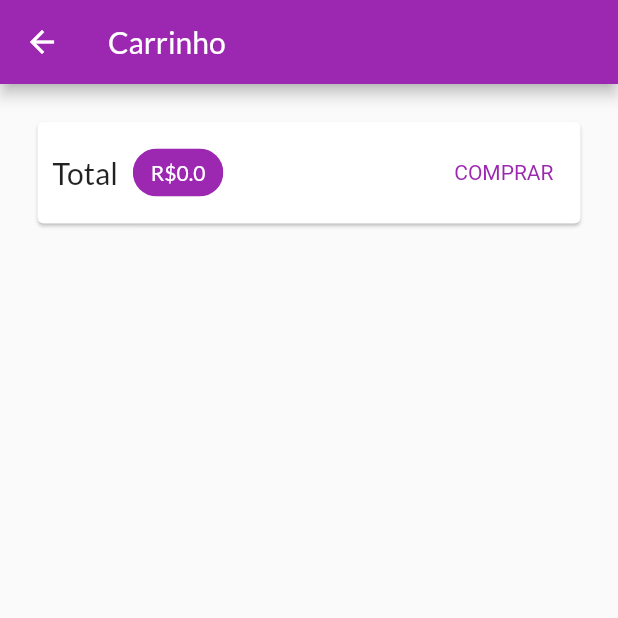
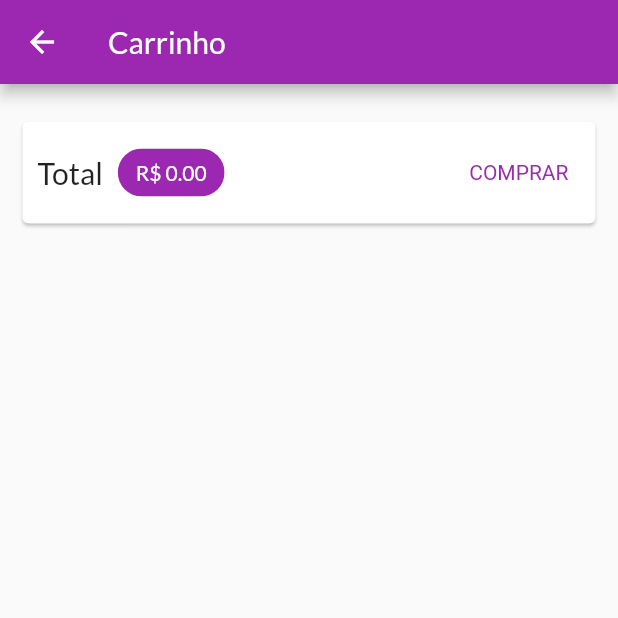
Before and after one commit to GabrielFdoVal/shop, a Flutter app: the CartPage screen opened by its route, after a tap on "COMPRAR", on a phone screen of 412 x 824 dp, the top half of it. Run offline on Flutter 3.47's test engine with Material 2 defaults, Android fonts, the phone set to English and light mode, and no system bars; network calls fail.

Commit message:
Components     - new file:   lib/components/app_drawer.dart         - New drower widget that navigates through home, products, orders pages     - modified:   lib/components/cart_item_widget.dart         - On last commit it was just created, now it is stylized, and added the opiton to delete on item from the cart     - new file:   lib/components/order_widget.dart         - Stylizes the orders on the order page, one order is created when the "COMPRAR" button is pressed on the cart page     - modified:   lib/components/product_grid.dart         - Correct some const problems     - new file:   lib/components/product_grid_item.dart         - Added a snackbar to undo a buying on the product overview page     - modified:   lib/components/product_item.dart         - On last commit it was just created, now it is stylized, have one button for editing a product and other to delete
Main
    - modified:   lib/main.dart
        - Added new routes

Models
    - modified:   lib/models/cart.dart
        - Management of the cart with the ChangeNotifier mixin, add, remove and count methods
    - new file:   lib/models/order.dart
        - Model of a order contain a list of CartItems
    - new file:   lib/models/order_list.dart
        - - Management of the cart with the ChangeNotifier mixin, add method
    - modified:   lib/models/product_list.dart

Pages
    - modified:   lib/pages/cart_page.dart
        - The "COMPRAR" button know adds the items on the order
    - new file:   lib/pages/orders_page.dart
        - Contais a listview builder that uses order_widget component
    - modified:   lib/pages/product_detail_page.dart
        - Simple page to show details of the produtcs
    - new file:   lib/pages/product_form_page.dart
        - Just created, next thing to be implemented
    - new file:   lib/pages/product_page.dart
        - Products Management, in development contains a listview builder that uses the product_item component
    - modified:   lib/pages/products_overview_page.dart
        - Added the drawer

AppRoutes
    - modified:   lib/utils/app_routes.dart
        - Added routes to the new pages

```diff
--- /dev/null
+++ b/lib/components/order_widget.dart
@@ -0,0 +1,72 @@
+import "package:flutter/material.dart";
+import 'package:intl/intl.dart';
+import 'package:shop/models/order.dart';
+
+class OrderWidget extends StatefulWidget {
+  final Order order;
+  const OrderWidget({
+    Key? key,
+    required this.order,
+  }) : super(key: key);
+
+  @override
+  State<OrderWidget> createState() => _OrderWidgetState();
+}
+
+class _OrderWidgetState extends State<OrderWidget> {
+  bool _expanded = false;
+  @override
+  Widget build(BuildContext context) {
+    return Card(
+      child: Column(
+        children: [
+          ListTile(
+            title: Text("R\$ ${widget.order.total.toStringAsFixed(2)}"),
+            subtitle: Text(
+              DateFormat("dd/MM/yyyy hh:mm").format(widget.order.date),
+            ),
+            trailing: IconButton(
+              icon: Icon(Icons.expand_more),
+              onPressed: () {
+                setState(() {
+                  _expanded = !_expanded;
+                });
+              },
+            ),
+          ),
+          if (_expanded)
+            Container(
+              padding: const EdgeInsets.symmetric(
+                horizontal: 15,
+                vertical: 4,
+              ),
+              height: (widget.order.products.length * 25) + 10,
+              child: ListView(
+                children: widget.order.products.map((product) {
+                  return Row(
+                    mainAxisAlignment: MainAxisAlignment.spaceBetween,
+                    children: [
+                      Text(
+                        product.name,
+                        style: const TextStyle(
+                          fontSize: 18,
+                          fontWeight: FontWeight.bold,
+                        ),
+                      ),
+                      Text(
+                        "${product.quantity}x R\$ ${product.price}",
+                        style: const TextStyle(
+                          fontSize: 18,
+                          color: Colors.grey,
+                        ),
+                      ),
+                    ],
+                  );
+                }).toList(),
+              ),
+            ),
+        ],
+      ),
+    );
+  }
+}
--- a/lib/components/product_grid.dart
+++ b/lib/components/product_grid.dart
@@ -1,6 +1,6 @@
 import 'package:flutter/material.dart';
 import 'package:provider/provider.dart';
-import 'package:shop/components/product_item.dart';
+import 'package:shop/components/product_grid_item.dart';
 import 'package:shop/models/product.dart';
 import 'package:shop/models/product_list.dart';
 
@@ -23,7 +23,7 @@ class ProductGrid extends StatelessWidget {
       itemCount: loadedProducts.length,
       itemBuilder: (ctx, i) => ChangeNotifierProvider.value(
         value: loadedProducts[i],
-        child: ProductItem(),
+        child: ProductGridItem(),
       ),
       gridDelegate: const SliverGridDelegateWithFixedCrossAxisCount(
         crossAxisCount: 2,
--- /dev/null
+++ b/lib/models/order.dart
@@ -0,0 +1,15 @@
+import 'package:shop/models/cart_item.dart';
+
+class Order {
+  final String id;
+  final double total;
+  final List<CartItem> products;
+  final DateTime date;
+
+  Order({
+    required this.id,
+    required this.total,
+    required this.products,
+    required this.date,
+  });
+}
--- /dev/null
+++ b/lib/models/order_list.dart
@@ -0,0 +1,27 @@
+import 'dart:math';
+
+import 'package:flutter/cupertino.dart';
+import 'package:shop/models/cart.dart';
+import 'package:shop/models/order.dart';
+
+class OrderList with ChangeNotifier {
+  List<Order> _items = [];
+  List<Order> get items => [..._items];
+
+  int get itemsCount {
+    return _items.length;
+  }
+
+  void addOrder(Cart cart) {
+    _items.insert(
+      0,
+      Order(
+        id: Random().nextDouble().toString(),
+        total: cart.totalAmount,
+        products: cart.items.values.toList(),
+        date: DateTime.now(),
+      ),
+    );
+    notifyListeners();
+  }
+}
--- a/lib/models/product_list.dart
+++ b/lib/models/product_list.dart
@@ -12,6 +12,10 @@ class ProductList with ChangeNotifier {
   void addProduct(Product product) {
     _items.add(product);
     notifyListeners();
+  }
+
+  int get itemsCount {
+    return _items.length;
   }
 }
 
--- a/lib/pages/cart_page.dart
+++ b/lib/pages/cart_page.dart
@@ -2,6 +2,7 @@ import 'package:flutter/material.dart';
 import 'package:provider/provider.dart';
 import 'package:shop/components/cart_item_widget.dart';
 import 'package:shop/models/cart.dart';
+import 'package:shop/models/order_list.dart';
 
 class CartPage extends StatelessWidget {
   const CartPage({Key? key}) : super(key: key);
@@ -18,30 +19,33 @@ class CartPage extends StatelessWidget {
       body: Column(
         children: [
           Card(
-            margin: const EdgeInsets.all(25),
+            margin: const EdgeInsets.symmetric(
+              horizontal: 15,
+              vertical: 25,
+            ),
             child: Padding(
               padding: const EdgeInsets.all(10),
               child: Row(
                 mainAxisAlignment: MainAxisAlignment.spaceBetween,
                 children: [
-                  Text(
+                  const Text(
                     'Total',
                     style: TextStyle(
                       fontSize: 20,
                     ),
                   ),
-                  SizedBox(width: 10),
+                  const SizedBox(width: 10),
                   Chip(
                     backgroundColor: Theme.of(context).primaryColor,
                     label: Text(
-                      'R\$${cart.totalAmount}',
+                      'R\$ ${cart.totalAmount.toStringAsFixed(2)}',
                       style: TextStyle(
                         color:
                             Theme.of(context).primaryTextTheme.headline6?.color,
                       ),
                     ),
                   ),
-                  Spacer(),
+                  const Spacer(),
                   TextButton(
                     child: Text('COMPRAR'),
                     style: TextButton.styleFrom(
@@ -49,7 +53,11 @@ class CartPage extends StatelessWidget {
                         color: Theme.of(context).primaryColor,
                       ),
                     ),
-                    onPressed: () {},
+                    onPressed: () {
+                      Provider.of<OrderList>(context, listen: false)
+                          .addOrder(cart);
+                      cart.clear();
+                    },
                   ),
                 ],
               ),
--- /dev/null
+++ b/lib/pages/orders_page.dart
@@ -0,0 +1,24 @@
+import "package:flutter/material.dart";
+import 'package:provider/provider.dart';
+import 'package:shop/components/app_drawer.dart';
+import 'package:shop/components/order_widget.dart';
+import 'package:shop/models/order_list.dart';
+
+class OrdersPage extends StatelessWidget {
+  const OrdersPage({Key? key}) : super(key: key);
+
+  @override
+  Widget build(BuildContext context) {
+    final OrderList orders = Provider.of(context);
+    return Scaffold(
+      appBar: AppBar(
+        title: Text("Pedidos"),
+      ),
+      drawer: const AppDrawer(),
+      body: ListView.builder(
+        itemCount: orders.itemsCount,
+        itemBuilder: (ctx, i) => OrderWidget(order: orders.items[i]),
+      ),
+    );
+  }
+}
--- a/lib/pages/products_overview_page.dart
+++ b/lib/pages/products_overview_page.dart
@@ -1,5 +1,6 @@
 import 'package:flutter/material.dart';
 import 'package:provider/provider.dart';
+import 'package:shop/components/app_drawer.dart';
 import 'package:shop/components/bagde.dart';
 import 'package:shop/utils/app_routes.dart';
 import '../components/product_grid.dart';
@@ -63,6 +64,7 @@ class _ProductsOverviewPageState extends State<ProductsOverviewPage> {
         ],
       ),
       body: ProductGrid(showFavoriteOnly: _showFavoriteOnly),
+      drawer: AppDrawer(),
     );
   }
 }
--- a/lib/utils/app_routes.dart
+++ b/lib/utils/app_routes.dart
@@ -1,4 +1,10 @@
+import 'package:shop/models/product.dart';
+
 class AppRoutes {
   static const product_detail = '/product-detail';
   static const cart_page = '/cart-page';
+  static const home = '/';
+  static const orders = '/orders';
+  static const products = '/products';
+  static const product_form = '/products-form';
 }
```
Also changed, not shown: lib/components/app_drawer.dart (added, +47 -0 lines), lib/components/cart_item_widget.dart (+69 -1 lines), lib/components/product_grid_item.dart (added, +74 -0 lines), lib/components/product_item.dart (+28 -43 lines), lib/main.dart (+13 -2 lines), lib/models/cart.dart (+21 -0 lines), lib/pages/product_detail_page.dart (+32 -0 lines), lib/pages/product_form_page.dart (added, +19 -0 lines), lib/pages/product_page.dart (added, +36 -0 lines).
